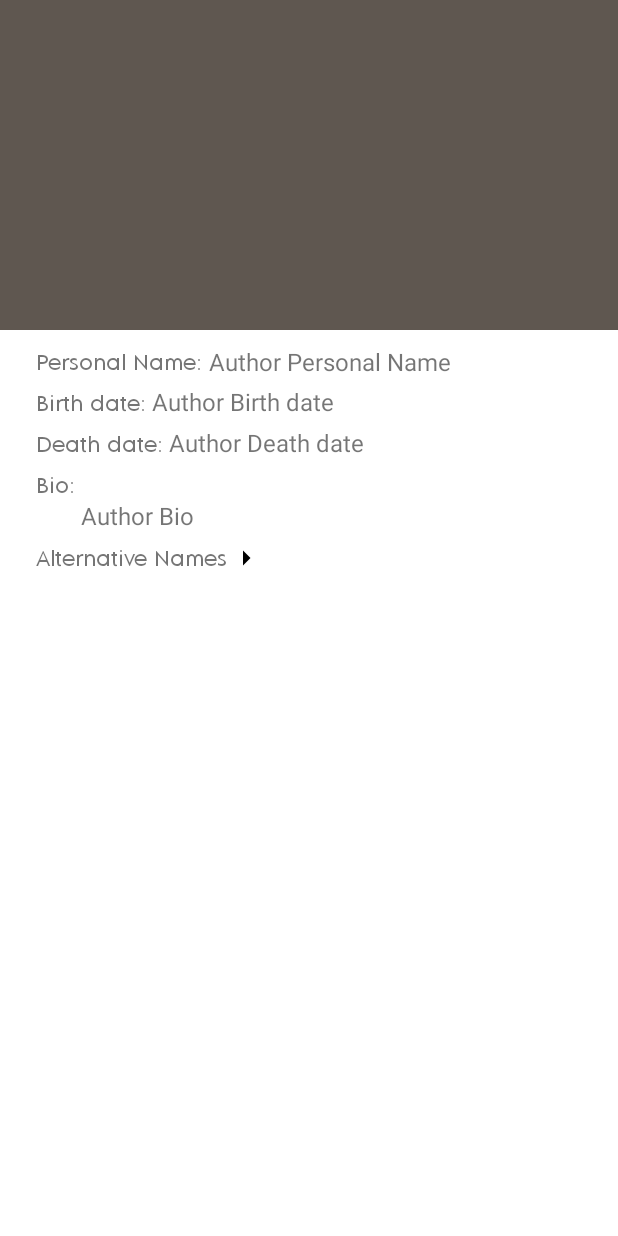
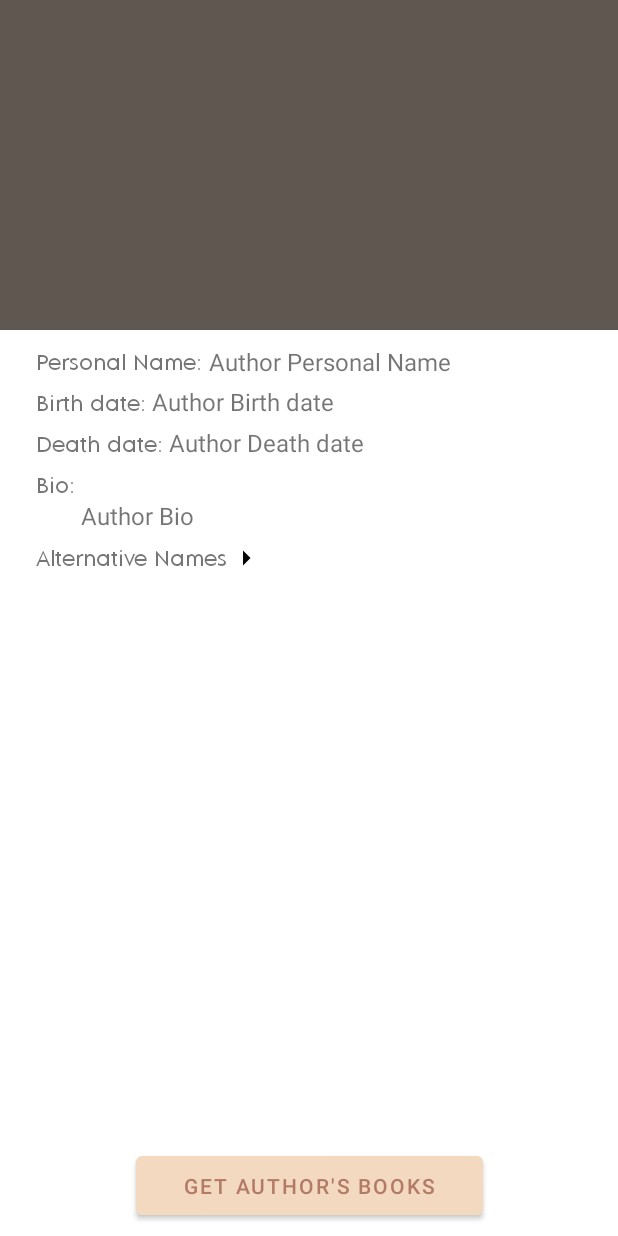
Before and after one commit to Ma7mouD-7/CodeAlpha, an Android app: the AuthorActivity screen opened directly, with no data from a screen before it, on a phone screen of 412 x 824 dp. Run offline under Robolectric (Android 15) with nearby library versions, the phone set to English and light mode, and no system bars; libraries missing offline, so code that uses them is left out: jp.wasabeef.glide; network calls fail; pictures from the network do not load; Roboto replaces fonts that are not available here; 1 statement that could not run was skipped.

Commit message:
add author's book btn

```diff
--- a/app/src/main/java/com/ma7moud27/onlinebookshop/ui/author/view/AuthorActivity.kt
+++ b/app/src/main/java/com/ma7moud27/onlinebookshop/ui/author/view/AuthorActivity.kt
@@ -2,11 +2,13 @@ package com.ma7moud27.onlinebookshop.ui.author.view
 
 import android.animation.ValueAnimator
 import android.annotation.SuppressLint
+import android.content.Intent
 import android.os.Build
 import android.os.Bundle
 import android.util.Log
 import android.view.View
 import android.view.animation.AnticipateOvershootInterpolator
+import android.widget.Button
 import android.widget.FrameLayout
 import android.widget.ImageView
 import android.widget.TextView
@@ -26,6 +28,8 @@ import com.ma7moud27.onlinebookshop.network.openlibrary.OpenLibApiClient
 import com.ma7moud27.onlinebookshop.ui.author.repository.AuthorRepoImpl
 import com.ma7moud27.onlinebookshop.ui.author.viewmodel.AuthorViewModel
 import com.ma7moud27.onlinebookshop.ui.author.viewmodel.AuthorViewModelFactory
+import com.ma7moud27.onlinebookshop.ui.booksdisplay.view.BooksDisplayActivity
+import com.ma7moud27.onlinebookshop.utils.Constants
 import com.ma7moud27.onlinebookshop.utils.Constants.Companion.AUTHOR_KEY
 import com.ma7moud27.onlinebookshop.utils.UtilMethods
 import com.ma7moud27.onlinebookshop.utils.UtilMethods.Companion.clearSources
@@ -56,6 +60,7 @@ class AuthorActivity : AppCompatActivity() {
     private lateinit var authorAlternativeNamesPlaceholder: TextView
     private lateinit var authorAlternativeNamesArrowImageView: ImageView
     private lateinit var authorAlternativeNamesTextView: TextView
+    private lateinit var authorBooksButton: Button
 
     private var margin: Float = 0F
     private var cashCollapseState: Pair<Int, Int>? = null
@@ -103,6 +108,15 @@ class AuthorActivity : AppCompatActivity() {
         authorAlternativeNamesPlaceholder.setOnClickListener(alternativeClickListener)
         authorAlternativeNamesTextView.setOnClickListener(alternativeClickListener)
 
+        authorBooksButton.setOnClickListener {
+            startActivity(
+                Intent(this, BooksDisplayActivity::class.java).apply {
+                    putExtra(Constants.SENDER, Constants.AUTHOR)
+                    putExtra(Constants.AUTHOR_NAME, authorNameTextView.text)
+                },
+            )
+        }
+
         authorViewModel.authorLiveData.observe(this) { updateAuthorViews(it) }
         authorViewModel.fetchAuthor(authorID)
     }
@@ -141,6 +155,7 @@ class AuthorActivity : AppCompatActivity() {
             findViewById(R.id.author_placeholder_alternative_Names_tv)
         authorAlternativeNamesArrowImageView = findViewById(R.id.author_alter_names_arrows_iv)
         authorAlternativeNamesTextView = findViewById(R.id.author_alternative_Names_tv)
+        authorBooksButton = findViewById(R.id.author_books_btn)
 
         authorID = intent.getStringExtra(AUTHOR_KEY) ?: ""
     }
--- a/app/src/main/java/com/ma7moud27/onlinebookshop/utils/Constants.kt
+++ b/app/src/main/java/com/ma7moud27/onlinebookshop/utils/Constants.kt
@@ -16,5 +16,7 @@ class Constants {
         const val TRENDING = "trending_list"
         const val CATEGORIES = "categories_list"
         const val CATEGORY_IDX = "category_index"
+        const val AUTHOR = "author"
+        const val AUTHOR_NAME = "author_name"
     }
 }
--- a/app/src/main/res/layout/activity_author.xml
+++ b/app/src/main/res/layout/activity_author.xml
@@ -290,4 +290,15 @@
 
     </androidx.core.widget.NestedScrollView>
 
+    <Button
+        android:id="@+id/author_books_btn"
+        android:layout_width="wrap_content"
+        android:layout_height="wrap_content"
+        android:layout_marginVertical="8dp"
+        android:paddingHorizontal="32dp"
+        android:paddingVertical="10dp"
+        android:text="Get Author's Books"
+        app:layout_anchor="@+id/nestedScrollView"
+        app:layout_anchorGravity="bottom|center" />
+
 </androidx.coordinatorlayout.widget.CoordinatorLayout>
```
Also changed, not shown: app/src/main/java/com/ma7moud27/onlinebookshop/ui/booksdisplay/view/BooksDisplayActivity.kt (+8 -0 lines), app/src/main/java/com/ma7moud27/onlinebookshop/ui/booksdisplay/viewmodel/BooksDisplayViewModel.kt (+15 -1 lines).
